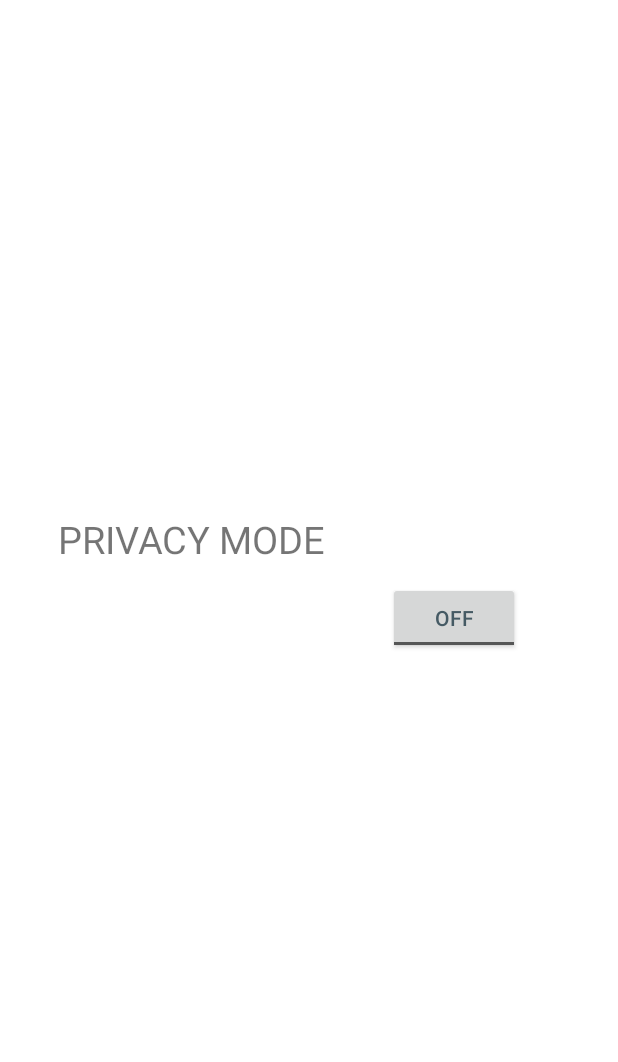
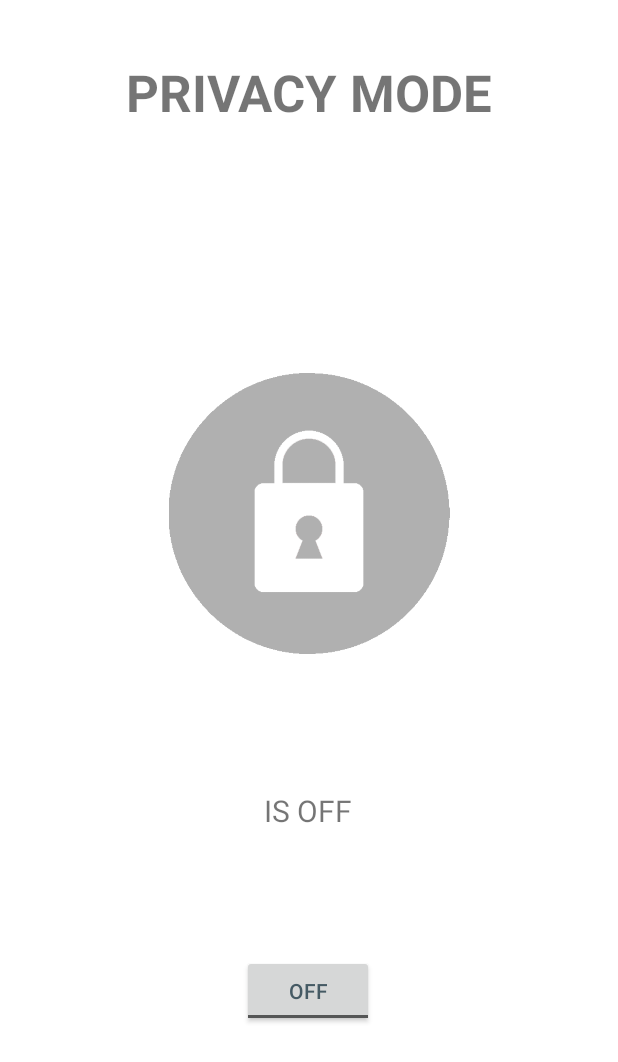
Before and after one commit to jkanagal/mobileapp, an Android app: the privacy_page screen opened directly, with no data from a screen before it, on a phone screen of 412 x 824 dp. Shown: the top 1062 px of the screen. Run offline under Robolectric (Android 15) with nearby library versions, the phone set to English and light mode, and no system bars; libraries missing offline, so code that uses them is left out: org.eclipse.paho.

Commit message:
Updated pages.

```diff
--- a/MyApplication_smartblinds_updated/MyApplication_smartblinds/app/src/main/java/com/example/myapplication_smartblinds/privacy_page.java
+++ b/MyApplication_smartblinds_updated/MyApplication_smartblinds/app/src/main/java/com/example/myapplication_smartblinds/privacy_page.java
@@ -39,7 +39,8 @@ public class privacy_page extends AppCompatActivity {
                     tx3.setVisibility(View.VISIBLE);
                 }
                 else{
-                    tx3.setVisibility(View.GONE);
+                    tx3.setText("IS OFF");
+                    tx3.setVisibility(View.VISIBLE);
                 }
 
             }
--- a/MyApplication_smartblinds_updated/MyApplication_smartblinds/app/src/main/res/layout/activity_manual_page.xml
+++ b/MyApplication_smartblinds_updated/MyApplication_smartblinds/app/src/main/res/layout/activity_manual_page.xml
@@ -11,7 +11,7 @@
         android:id="@+id/openButton"
         android:layout_width="0dp"
         android:layout_height="0dp"
-        android:backgroundTint="#2196F3"
+        android:backgroundTint="#8C8C8C"
         android:fontFamily="sans-serif-black"
         android:onClick="blindsUp"
         android:text="Open"
@@ -27,7 +27,7 @@
         android:id="@+id/closeButton"
         android:layout_width="0dp"
         android:layout_height="0dp"
-        android:backgroundTint="#2196F3"
+        android:backgroundTint="#8C8C8C"
         android:fontFamily="sans-serif-black"
         android:onClick="blindsDown"
         android:text="Close"
@@ -52,4 +52,5 @@
         app:layout_constraintStart_toStartOf="parent"
         app:layout_constraintTop_toTopOf="parent" />
 
+
 </androidx.constraintlayout.widget.ConstraintLayout>
--- a/MyApplication_smartblinds_updated/MyApplication_smartblinds/app/src/main/res/layout/activity_privacy_page.xml
+++ b/MyApplication_smartblinds_updated/MyApplication_smartblinds/app/src/main/res/layout/activity_privacy_page.xml
@@ -12,39 +12,53 @@
         android:layout_width="wrap_content"
         android:layout_height="wrap_content"
         android:text="@string/privacy_mode_pp"
-        android:textSize="25sp"
+        android:textAlignment="center"
+        android:textSize="34sp"
+        android:textStyle="bold"
         app:layout_constraintBottom_toBottomOf="parent"
         app:layout_constraintEnd_toEndOf="parent"
-        app:layout_constraintHorizontal_bias="0.167"
+        app:layout_constraintHorizontal_bias="0.497"
         app:layout_constraintStart_toStartOf="parent"
         app:layout_constraintTop_toTopOf="parent"
-        app:layout_constraintVertical_bias="0.433" />
+        app:layout_constraintVertical_bias="0.05" />
 
     <ToggleButton
         android:id="@+id/toggleButton"
         android:layout_width="wrap_content"
         android:layout_height="wrap_content"
-        android:layout_marginEnd="48dp"
-        android:layout_marginBottom="388dp"
         android:text="@string/togglebutton"
         android:textColor="#455A64"
         app:layout_constraintBottom_toBottomOf="parent"
         app:layout_constraintEnd_toEndOf="parent"
-        app:layout_constraintHorizontal_bias="0.706"
-        app:layout_constraintStart_toEndOf="@+id/textView4"
+        app:layout_constraintHorizontal_bias="0.498"
+        app:layout_constraintStart_toStartOf="parent"
+        app:layout_constraintTop_toBottomOf="@+id/textView4"
+        app:layout_constraintVertical_bias="0.799"
         tools:ignore="TextContrastCheck" />
 
     <TextView
         android:id="@+id/textView7"
         android:layout_width="wrap_content"
         android:layout_height="wrap_content"
-        android:layout_marginEnd="104dp"
         android:layout_marginBottom="24dp"
         android:textSize="20sp"
-
+        android:text="IS OFF"
         app:layout_constraintBottom_toTopOf="@+id/toggleButton"
         app:layout_constraintEnd_toEndOf="parent"
-        app:layout_constraintTop_toTopOf="parent"
-        app:layout_constraintVertical_bias="0.995" />
+        app:layout_constraintHorizontal_bias="0.498"
+        app:layout_constraintStart_toStartOf="parent"
+        app:layout_constraintTop_toBottomOf="@+id/textView4"
+        app:layout_constraintVertical_bias="0.883" />
+
+    <ImageView
+        android:id="@+id/imageView5"
+        android:layout_width="189dp"
+        android:layout_height="187dp"
+        app:layout_constraintBottom_toTopOf="@+id/textView7"
+        app:layout_constraintEnd_toEndOf="parent"
+        app:layout_constraintStart_toStartOf="parent"
+        app:layout_constraintTop_toBottomOf="@+id/textView4"
+        app:layout_constraintVertical_bias="0.646"
+        app:srcCompat="@drawable/privacy_icon2" />
 
 </androidx.constraintlayout.widget.ConstraintLayout>
--- a/MyApplication_smartblinds_updated/MyApplication_smartblinds/app/src/main/res/layout/activity_schedule_page.xml
+++ b/MyApplication_smartblinds_updated/MyApplication_smartblinds/app/src/main/res/layout/activity_schedule_page.xml
@@ -66,13 +66,14 @@
         android:id="@+id/editFromTime"
         android:layout_width="wrap_content"
         android:layout_height="wrap_content"
-        android:layout_marginEnd="64dp"
+        android:layout_marginEnd="20dp"
         android:ems="10"
         android:hint="8:30 AM"
         android:inputType="time"
         app:layout_constraintBottom_toBottomOf="@+id/fromTimeBanner"
-        app:layout_constraintEnd_toEndOf="parent"
-        app:layout_constraintTop_toTopOf="@+id/fromTimeBanner" />
+        app:layout_constraintEnd_toEndOf="@+id/imageView3"
+        app:layout_constraintTop_toTopOf="@+id/fromTimeBanner"
+        app:layout_constraintVertical_bias="0.444" />
 
     <TextView
         android:id="@+id/fromTimeBanner"
```
Also changed, not shown: MyApplication_smartblinds_updated/MyApplication_smartblinds/app/src/main/res/drawable/privacy_icon.png (deleted), 1 other file.
